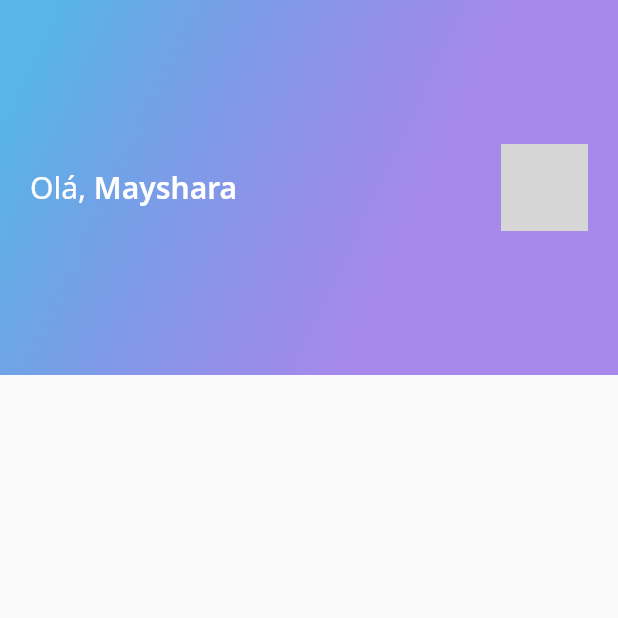
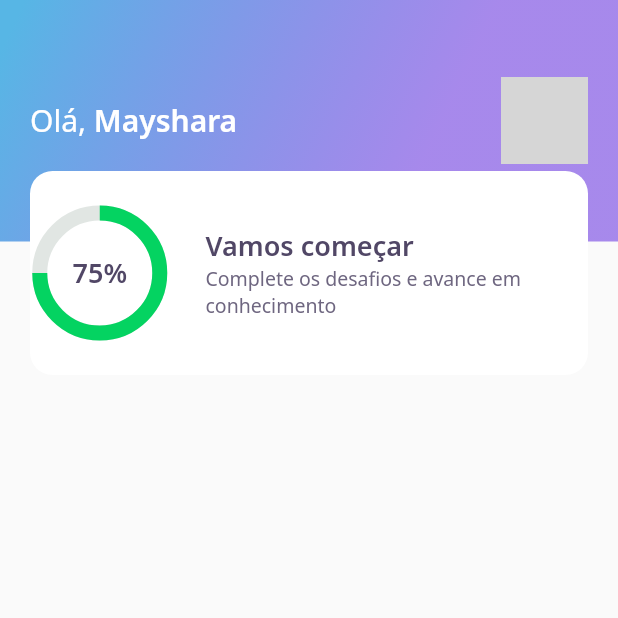
Before and after one commit to MaysharaF/nlw5-devquiz, a Flutter app: the screen it shows after launch, on a phone screen of 412 x 824 dp, the top half of it. Run offline on Flutter 3.47's test engine with Material 2 defaults, Android fonts, the phone set to English and light mode, and no system bars; our stand-ins replace google_fonts; network calls fail; grey boxes are pictures that could not be loaded.

Commit message:
Adicionando score card na bar

```diff
--- a/lib/home/widgets/appbar/app_bar_widget.dart
+++ b/lib/home/widgets/appbar/app_bar_widget.dart
@@ -1,5 +1,6 @@
 import 'package:DevQuiz/core/app_gradients.dart';
 import 'package:DevQuiz/core/app_text_styles.dart';
+import 'package:DevQuiz/home/widgets/score_card/score_card_widget.dart';
 import 'package:flutter/cupertino.dart';
 
 class AppBarWidget extends PreferredSize {
@@ -8,8 +9,13 @@ class AppBarWidget extends PreferredSize {
           preferredSize: Size.fromHeight(250),
           child: Container(
             height: 250,
+            child: Stack(
+              children: [
+                Container(
+                  height: 161,
+                  padding: const EdgeInsets.symmetric(horizontal: 20),
+                  width: double.maxFinite,
                   decoration: BoxDecoration(gradient: AppGradients.linear),
-            padding: const EdgeInsets.symmetric(horizontal: 20),
                   child: Row(
                     mainAxisAlignment: MainAxisAlignment.spaceBetween,
                     children: [
@@ -17,7 +23,9 @@ class AppBarWidget extends PreferredSize {
                           text: "Olá, ",
                           style: AppTextStyles.title,
                           children: [
-                      TextSpan(text: "Mayshara", style: AppTextStyles.titleBold)
+                            TextSpan(
+                                text: "Mayshara",
+                                style: AppTextStyles.titleBold)
                           ])),
                       Container(
                         width: 58,
@@ -32,5 +40,9 @@ class AppBarWidget extends PreferredSize {
                     ],
                   ),
                 ),
+                Align(alignment: Alignment(0.0, 1.0), child: ScoreCardWidget())
+              ],
+            ),
+          ),
         );
 }
--- /dev/null
+++ b/lib/home/widgets/chart/chart_widget.dart
@@ -0,0 +1,39 @@
+import 'package:DevQuiz/core/app_colors.dart';
+import 'package:DevQuiz/core/app_text_styles.dart';
+import 'package:flutter/cupertino.dart';
+import 'package:flutter/material.dart';
+
+class ChartWidget extends StatelessWidget {
+  const ChartWidget({Key? key}) : super(key: key);
+
+  @override
+  Widget build(BuildContext context) {
+    return Container(
+      width: 80,
+      height: 80,
+      child: Stack(
+        children: [
+          Center(
+            child: Container(
+              height: 80,
+              width: 80,
+              child: CircularProgressIndicator(
+                strokeWidth: 10,
+                value: .75,
+                backgroundColor: AppColors.chartSecondary,
+                valueColor:
+                    AlwaysStoppedAnimation<Color>(AppColors.chartPrimary),
+              ),
+            ),
+          ),
+          Center(
+            child: Text(
+              "75%",
+              style: AppTextStyles.heading,
+            ),
+          )
+        ],
+      ),
+    );
+  }
+}
--- /dev/null
+++ b/lib/home/widgets/score_card/score_card_widget.dart
@@ -0,0 +1,52 @@
+import 'package:DevQuiz/core/app_colors.dart';
+import 'package:DevQuiz/core/app_text_styles.dart';
+import 'package:DevQuiz/home/widgets/chart/chart_widget.dart';
+import 'package:flutter/cupertino.dart';
+import 'package:flutter/material.dart';
+
+class ScoreCardWidget extends StatelessWidget {
+  const ScoreCardWidget({Key? key}) : super(key: key);
+
+  @override
+  Widget build(BuildContext context) {
+    return Padding(
+      padding: const EdgeInsets.only(left: 20, right: 20),
+      child: Container(
+        height: 136,
+        decoration: BoxDecoration(
+          color: AppColors.white,
+          borderRadius: BorderRadius.circular(15),
+        ),
+        child: Row(
+          crossAxisAlignment: CrossAxisAlignment.center,
+          children: [
+            Expanded(
+              flex: 1,
+              child: ChartWidget(),
+            ),
+            Expanded(
+              flex: 3,
+              child: Padding(
+                padding: const EdgeInsets.only(left: 24),
+                child: Column(
+                  mainAxisAlignment: MainAxisAlignment.center,
+                  crossAxisAlignment: CrossAxisAlignment.start,
+                  children: [
+                    Text(
+                      "Vamos começar",
+                      style: AppTextStyles.heading,
+                    ),
+                    Text(
+                      "Complete os desafios e avance em conhecimento",
+                      style: AppTextStyles.body,
+                    ),
+                  ],
+                ),
+              ),
+            )
+          ],
+        ),
+      ),
+    );
+  }
+}
```
Lines whose indentation alone changed are shown as unchanged.
